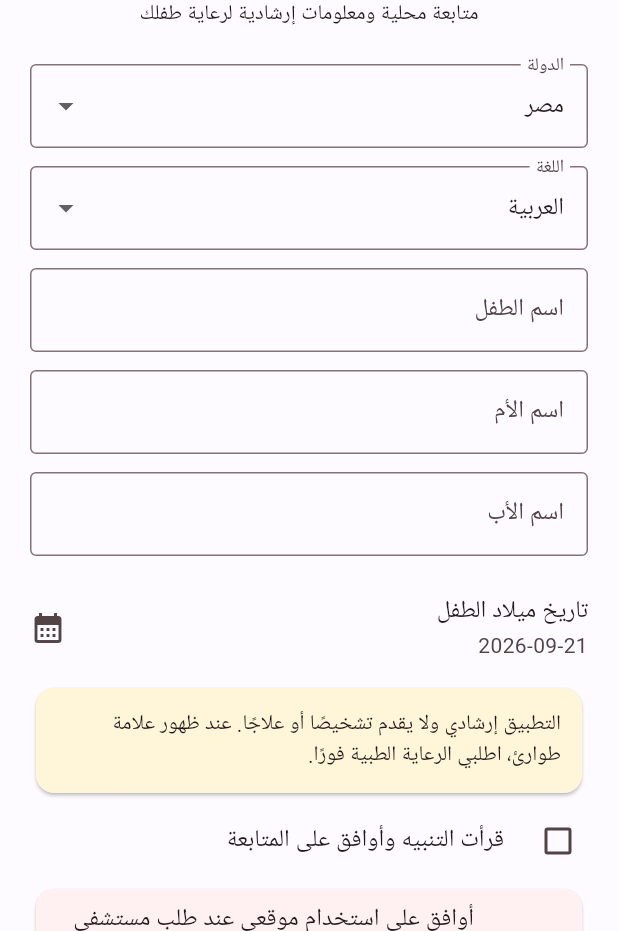
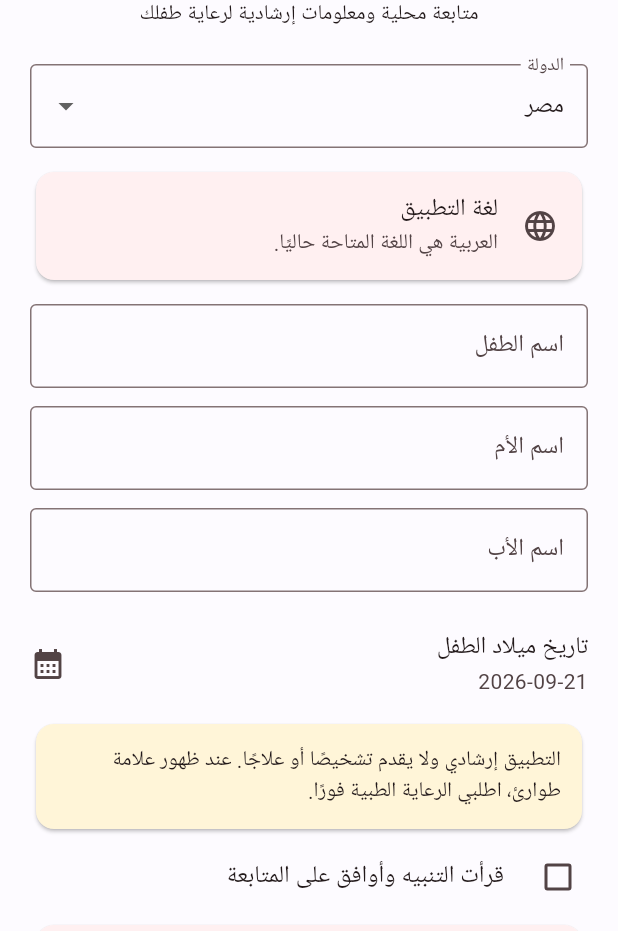
Before and after one commit to Mmostafa4/baby-monitor, a Flutter app: the screen it shows after launch, on a phone screen of 412 x 824 dp, the part 305-1236 px from its top. Run offline on Flutter 3.47's test engine with Material 3 defaults, Android fonts, the phone set to English and light mode, and no system bars; our stand-ins replace audioplayers, flutter_svg, geolocator, shared_preferences; missing offline and left inert: record; accounts and stored records are empty.

Commit message:
feat: declare Arabic-only UI and localize Flutter controls

```diff
--- a/lib/main.dart
+++ b/lib/main.dart
@@ -5,6 +5,7 @@ import 'dart:typed_data';
 import 'package:audioplayers/audioplayers.dart';
 import 'package:flutter/material.dart';
 import 'package:flutter/services.dart' show Clipboard, ClipboardData;
+import 'package:flutter_localizations/flutter_localizations.dart';
 import 'package:geolocator/geolocator.dart';
 import 'package:intl/intl.dart' hide TextDirection;
 import 'package:shared_preferences/shared_preferences.dart';
@@ -34,6 +35,13 @@ class _BabyMonitorAppState extends State<BabyMonitorApp> {
     return MaterialApp(
       debugShowCheckedModeBanner: false,
       title: 'Baby Monitor',
+      locale: const Locale('ar'),
+      supportedLocales: const [Locale('ar')],
+      localizationsDelegates: const [
+        GlobalMaterialLocalizations.delegate,
+        GlobalWidgetsLocalizations.delegate,
+        GlobalCupertinoLocalizations.delegate,
+      ],
       theme: ThemeData(
         useMaterial3: true,
         colorSchemeSeed: Colors.pink,
@@ -269,16 +277,6 @@ const List<String> countries = [
   'تركيا',
 ];
 
-const List<String> languages = [
-  'العربية',
-  'English',
-  'Français',
-  'Deutsch',
-  'हिन्दी',
-  '中文',
-  'Türkçe',
-];
-
 class ConsentAndProfile extends StatefulWidget {
   final AppStore store;
   final VoidCallback onSaved;
@@ -302,7 +300,6 @@ class _ConsentAndProfileState extends State<ConsentAndProfile> {
   final TextEditingController father = TextEditingController();
 
   String country = 'مصر';
-  String language = 'العربية';
   DateTime dob = DateTime.now();
   bool acceptedMedicalNotice = false;
   bool locationConsent = false;
@@ -318,7 +315,6 @@ class _ConsentAndProfileState extends State<ConsentAndProfile> {
     mother.text = existing.mother;
     father.text = existing.father;
     country = existing.country;
-    language = existing.language;
     dob = existing.dob;
     locationConsent = existing.locationConsent;
     acceptedMedicalNotice = true;
@@ -366,7 +362,7 @@ class _ConsentAndProfileState extends State<ConsentAndProfile> {
         mother: mother.text.trim(),
         father: father.text.trim(),
         country: country,
-        language: language,
+        language: 'العربية',
         dob: dob,
         locationConsent: locationConsent,
       ),
@@ -419,18 +415,11 @@ class _ConsentAndProfileState extends State<ConsentAndProfile> {
                   ),
                 ),
                 const SizedBox(height: 12),
-                DropdownButtonFormField<String>(
-                  value: language,
-                  items: languages
-                      .map((value) => DropdownMenuItem(
-                            value: value,
-                            child: Text(value),
-                          ))
-                      .toList(),
-                  onChanged: (value) => setState(() => language = value!),
-                  decoration: const InputDecoration(
-                    labelText: 'اللغة',
-                    border: OutlineInputBorder(),
+                const Card(
+                  child: ListTile(
+                    leading: Icon(Icons.language),
+                    title: Text('لغة التطبيق'),
+                    subtitle: Text('العربية هي اللغة المتاحة حاليًا.'),
                   ),
                 ),
                 const SizedBox(height: 12),
--- a/pubspec.yaml
+++ b/pubspec.yaml
@@ -8,6 +8,8 @@ environment:
 
 dependencies:
   flutter:
+    sdk: flutter
+  flutter_localizations:
     sdk: flutter
   audioplayers: ^6.8.1
   cupertino_icons: ^1.0.8
```
Also changed, not shown: 4 other files.
